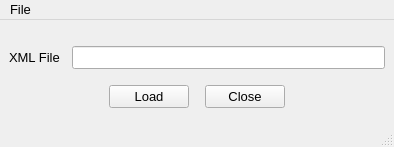
First picture: the form in ui_veracode.ui, repository timcking/veracode-load, before the edit.
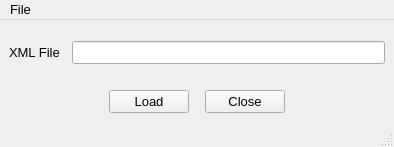
Second picture: the form after the edit. Icons and pictures are not drawn.

Patch:
```diff
--- a/ui_veracode.ui
+++ b/ui_veracode.ui
@@ -21,9 +21,9 @@
   <widget class="QWidget" name="centralwidget">
    <layout class="QVBoxLayout" name="verticalLayout_2">
     <item>
-     <layout class="QVBoxLayout" name="verticalLayout" stretch="1,1">
+     <layout class="QVBoxLayout" name="verticalLayout" stretch="1,0">
       <property name="spacing">
-       <number>0</number>
+       <number>10</number>
       </property>
       <property name="topMargin">
        <number>9</number>
```
Left out of the diff: 4 changed lines with no effect on the pictures.
